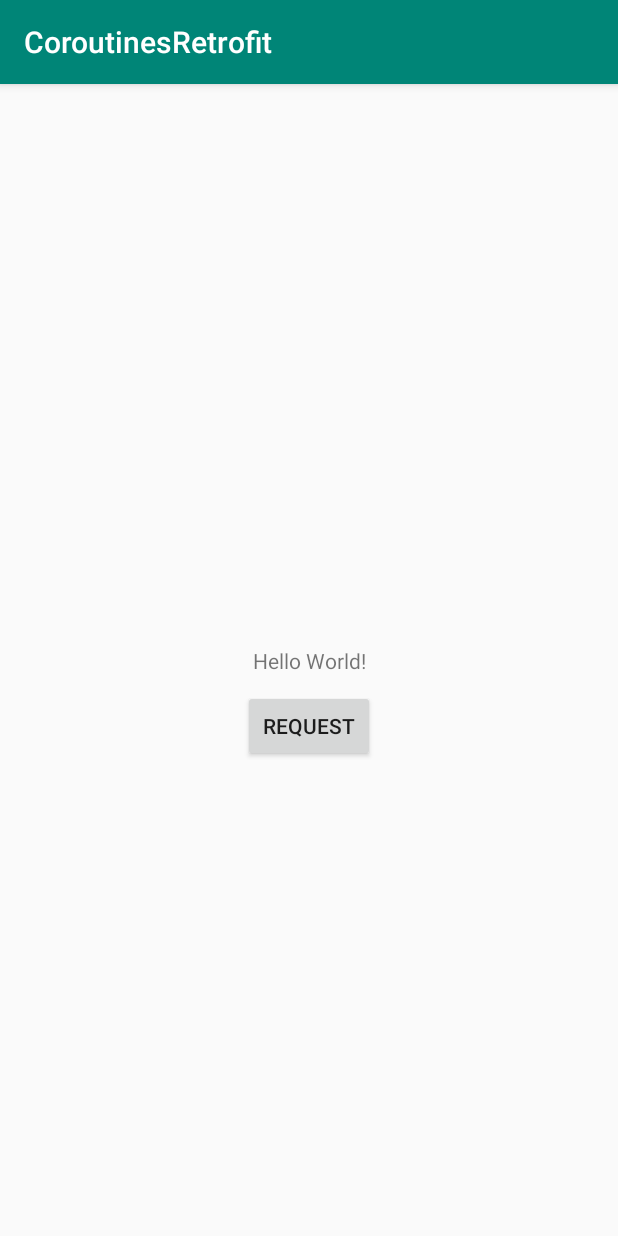
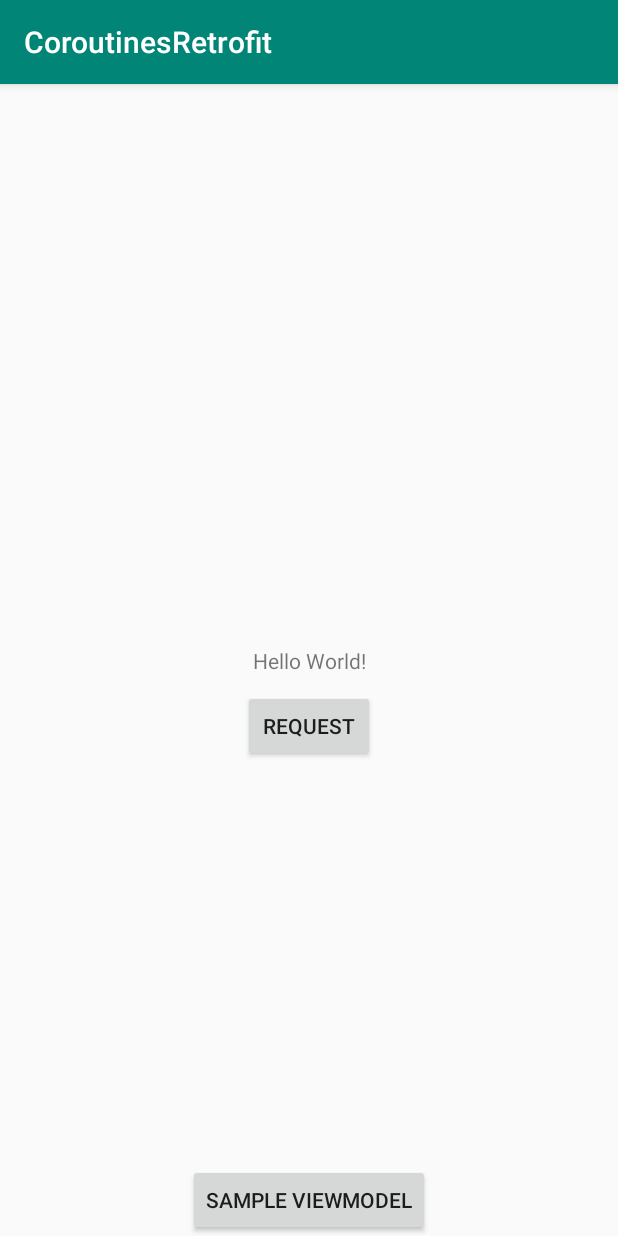
Before and after one commit to pratamawijaya/SimpleCoroutinesRetrofit, an Android app: the screen it shows after launch (MainActivity), after a tap on "REQUEST", on a phone screen of 412 x 824 dp. Run offline under Robolectric (Android 15) with nearby library versions, the phone set to English and light mode, and no system bars; network calls fail; 1 statement that could not run was skipped.

Commit message:
add sample with viewmodel

```diff
--- a/app/build.gradle
+++ b/app/build.gradle
@@ -40,7 +40,12 @@ dependencies {
     implementation 'com.squareup.retrofit2:converter-gson:2.7.1'
 
     implementation "org.jetbrains.kotlinx:kotlinx-coroutines-android:1.3.3"
+
+    def lifecycle_version = "2.2.0"
+
+    implementation "androidx.lifecycle:lifecycle-livedata-ktx:$lifecycle_version"
     implementation "androidx.lifecycle:lifecycle-runtime-ktx:2.2.0"
+    implementation "androidx.lifecycle:lifecycle-viewmodel-ktx:2.2.0"
 
     testImplementation 'junit:junit:4.12'
     androidTestImplementation 'androidx.test.ext:junit:1.1.0'
--- a/app/src/main/AndroidManifest.xml
+++ b/app/src/main/AndroidManifest.xml
@@ -2,7 +2,7 @@
 <manifest xmlns:android="http://schemas.android.com/apk/res/android"
     package="com.pratamawijaya.coroutinesretrofit">
 
-    <uses-permission android:name="android.permission.INTERNET"/>
+    <uses-permission android:name="android.permission.INTERNET" />
 
     <application
         android:allowBackup="true"
@@ -18,6 +18,9 @@
                 <category android:name="android.intent.category.LAUNCHER" />
             </intent-filter>
         </activity>
+        <activity android:name=".data.viewmodel.DemoWithViewModel">
+
+        </activity>
     </application>
 
 </manifest>
--- a/app/src/main/java/com/pratamawijaya/coroutinesretrofit/MainActivity.kt
+++ b/app/src/main/java/com/pratamawijaya/coroutinesretrofit/MainActivity.kt
@@ -1,5 +1,6 @@
 package com.pratamawijaya.coroutinesretrofit
 
+import android.content.Intent
 import androidx.appcompat.app.AppCompatActivity
 import android.os.Bundle
 import android.util.Log
@@ -7,6 +8,7 @@ import android.widget.Toast
 import androidx.lifecycle.lifecycleScope
 import com.pratamawijaya.coroutinesretrofit.data.model.Todo
 import com.pratamawijaya.coroutinesretrofit.data.repository.TodoRepository
+import com.pratamawijaya.coroutinesretrofit.data.viewmodel.DemoWithViewModel
 import kotlinx.android.synthetic.main.activity_main.*
 import kotlinx.coroutines.*
 import kotlin.coroutines.CoroutineContext
@@ -21,15 +23,20 @@ class MainActivity : AppCompatActivity() {
 
         btnReq.setOnClickListener {
             lifecycleScope.launch {
-                val result = withContext(Dispatchers.IO) { repository.getTodo(10) }
+                val rnd = (1..66).random()
+                val result = withContext(Dispatchers.IO) { repository.getTodo(rnd) }
                 showResult(result)
             }
+        }
+
+        btnViewmodel.setOnClickListener {
+            startActivity(Intent(this, DemoWithViewModel::class.java))
         }
     }
 
     private fun showResult(result: Todo) {
-        Log.d("debug","tag result ${result.toString()}")
-        Toast.makeText(this, "result ${result.title}", Toast.LENGTH_SHORT).show()
+        Log.d("debug", "tag result $result")
+        Toast.makeText(this, "result $result", Toast.LENGTH_SHORT).show()
     }
 
 }
--- a/app/src/main/res/layout/activity_main.xml
+++ b/app/src/main/res/layout/activity_main.xml
@@ -27,4 +27,13 @@
         app:layout_constraintRight_toRightOf="parent"
         app:layout_constraintTop_toBottomOf="@id/txt" />
 
+
+    <Button
+        android:id="@+id/btnViewmodel"
+        android:layout_width="wrap_content"
+        android:layout_height="wrap_content"
+        android:text="sample viewmodel"
+        app:layout_constraintBottom_toBottomOf="parent"
+        app:layout_constraintLeft_toLeftOf="parent"
+        app:layout_constraintRight_toRightOf="parent" />
 </androidx.constraintlayout.widget.ConstraintLayout>
```
Also changed, not shown: app/src/main/java/com/pratamawijaya/coroutinesretrofit/data/viewmodel/DemoViewModel.kt (added, +24 -0 lines), app/src/main/java/com/pratamawijaya/coroutinesretrofit/data/viewmodel/DemoWithViewModel.kt (added, +38 -0 lines).
